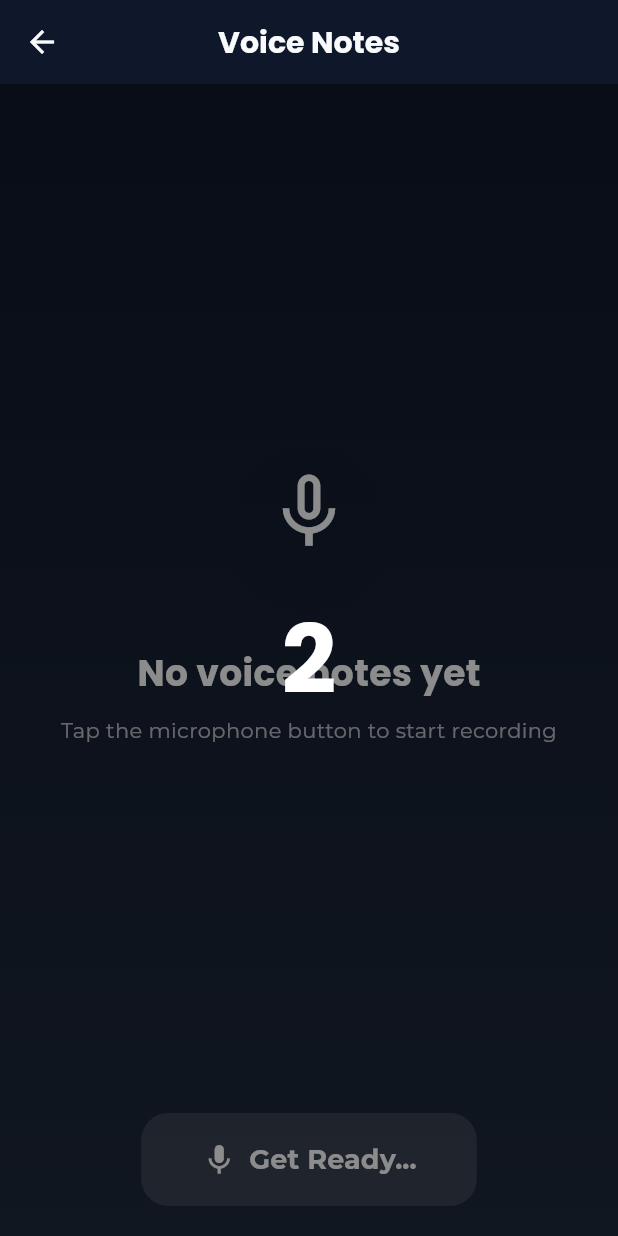
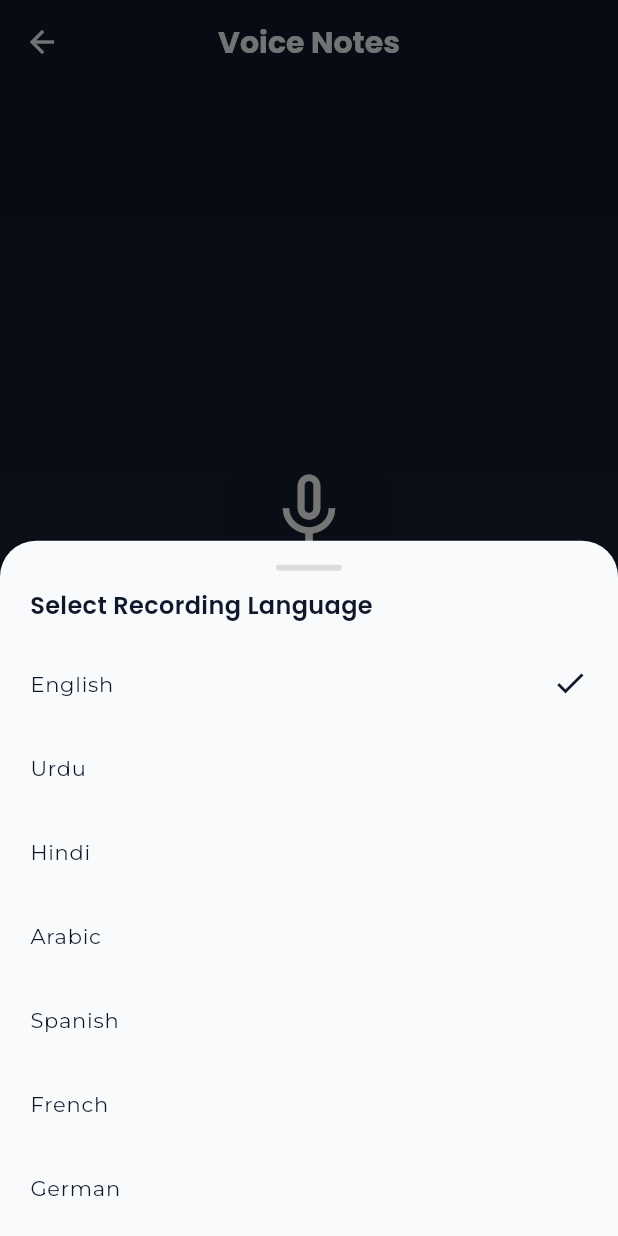
Before and after one commit to AleeXraxa/STE-2, a Flutter app: the VoiceNotesScreen screen opened by its route, after a tap on "Start Recording", on a phone screen of 412 x 824 dp. Run offline on Flutter 3.47's test engine with Material 3 defaults, Android fonts, the phone set to English and light mode, and no system bars; our stand-ins replace camera, flutter_blue_plus, flutter_dotenv, flutter_spinkit, flutter_tts, get and 6 more; missing offline and left inert: app_settings, google_mlkit_text_recognition, record, translator; accounts and stored records are empty; statements that could not run were skipped.

Commit message:
translation done

```diff
--- a/lib/features/voice_notes/controllers/voice_notes_controller.dart
+++ b/lib/features/voice_notes/controllers/voice_notes_controller.dart
@@ -31,6 +31,7 @@ class VoiceNotesController extends GetxController {
   RxSet<String> transcribingIds = <String>{}.obs;
   RxSet<String> transcriptionFailedIds = <String>{}.obs;
   RxMap<String, int> fileSizes = <String, int>{}.obs;
+  RxString selectedLanguage = 'English'.obs;
 
   // Current recording state
   String? _currentFilePath;
@@ -238,7 +239,9 @@ class VoiceNotesController extends GetxController {
       transcriptionFailedIds.remove(id);
       isTranscribing.value = true;
       final bytes = await file.readAsBytes();
-      final text = await _aiService.transcribeAudioBytes(bytes);
+      final code = _languageCodeFor(selectedLanguage.value);
+      final text =
+          await _aiService.transcribeAudioBytes(bytes, language: code);
       transcribingIds.remove(id);
       isTranscribing.value = false;
 
@@ -272,6 +275,27 @@ class VoiceNotesController extends GetxController {
       return;
     }
     await _transcribeSavedAudio(note.id, note.filePath);
+  }
+
+  String? _languageCodeFor(String language) {
+    switch (language.trim().toLowerCase()) {
+      case 'english':
+        return 'en';
+      case 'urdu':
+        return 'ur';
+      case 'hindi':
+        return 'hi';
+      case 'arabic':
+        return 'ar';
+      case 'spanish':
+        return 'es';
+      case 'french':
+        return 'fr';
+      case 'german':
+        return 'de';
+      default:
+        return null;
+    }
   }
 
   void _cacheFileSize(VoiceNote note) {
--- a/lib/features/voice_notes/views/voice_notes_screen.dart
+++ b/lib/features/voice_notes/views/voice_notes_screen.dart
@@ -59,6 +59,79 @@ class _VoiceNotesScreenState extends State<VoiceNotesScreen>
 
   String _formatItemIndex(int value) {
     return value.toString().padLeft(2, '0');
+  }
+
+  Future<void> _selectRecordingLanguageAndStart() async {
+    final languages = [
+      'English',
+      'Urdu',
+      'Hindi',
+      'Arabic',
+      'Spanish',
+      'French',
+      'German',
+    ];
+    final selected = await showModalBottomSheet<String>(
+      context: context,
+      backgroundColor: Colors.transparent,
+      builder: (context) {
+        return Container(
+          padding: const EdgeInsets.fromLTRB(20, 16, 20, 24),
+          decoration: const BoxDecoration(
+            color: Color(0xFFF8FAFC),
+            borderRadius: BorderRadius.vertical(top: Radius.circular(24)),
+          ),
+          child: SafeArea(
+            top: false,
+            child: Column(
+              mainAxisSize: MainAxisSize.min,
+              crossAxisAlignment: CrossAxisAlignment.start,
+              children: [
+                Center(
+                  child: Container(
+                    width: 44,
+                    height: 4,
+                    decoration: BoxDecoration(
+                      color: Colors.black12,
+                      borderRadius: BorderRadius.circular(4),
+                    ),
+                  ),
+                ),
+                const SizedBox(height: 12),
+                Text(
+                  'Select Recording Language',
+                  style: GoogleFonts.poppins(
+                    fontSize: 16,
+                    fontWeight: FontWeight.w600,
+                    color: const Color(0xFF0F172A),
+                  ),
+                ),
+                const SizedBox(height: 12),
+                ...languages.map(
+                  (lang) => ListTile(
+                    contentPadding: EdgeInsets.zero,
+                    title: Text(
+                      lang,
+                      style: const TextStyle(
+                        fontSize: 14,
+                        color: Color(0xFF0F172A),
+                      ),
+                    ),
+                    trailing: lang == controller.selectedLanguage.value
+                        ? const Icon(Icons.check, color: Color(0xFF0F172A))
+                        : null,
+                    onTap: () => Navigator.of(context).pop(lang),
+                  ),
+                ),
+              ],
+            ),
+          ),
+        );
+      },
+    );
+    if (selected == null) return;
+    controller.selectedLanguage.value = selected;
+    await controller.startRecording();
   }
 
   void _showTranscriptSheet(VoiceNote note) {
@@ -988,7 +1061,7 @@ class _VoiceNotesScreenState extends State<VoiceNotesScreen>
                       return ElevatedButton.icon(
                         onPressed: controller.isCountingDown.value
                             ? null
-                            : controller.startRecording,
+                            : _selectRecordingLanguageAndStart,
                         icon: const Icon(
                           Icons.mic,
                           color: Colors.white,
```
